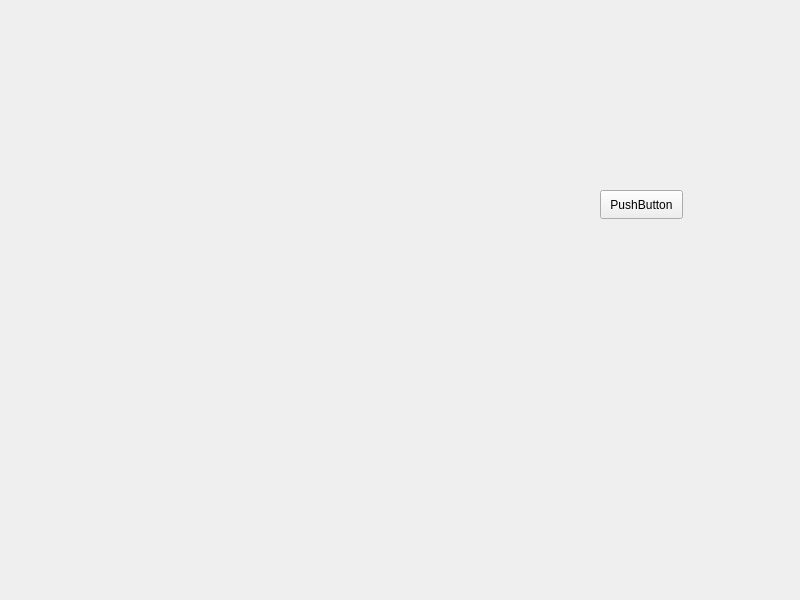
Qt form TP1/window.ui (ChristianHasbani/Communication_Sans_Fil_TP) before a commit.
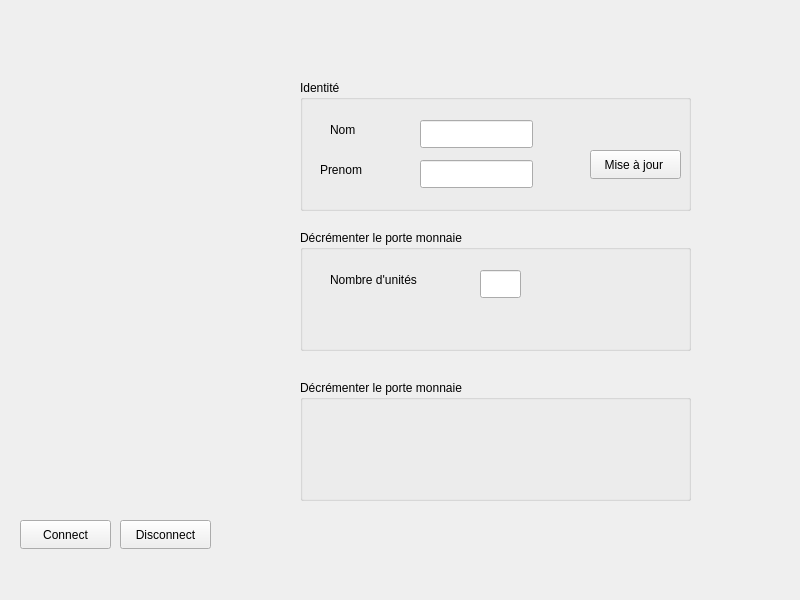
The same form after that commit.

What changed in the file:
```diff
--- a/TP1/window.ui
+++ b/TP1/window.ui
@@ -13,17 +13,173 @@
   <property name="windowTitle">
    <string>Window</string>
   </property>
-  <widget class="QPushButton" name="pushButton">
+  <widget class="QGroupBox" name="groupBox">
    <property name="geometry">
     <rect>
-     <x>600</x>
-     <y>190</y>
-     <width>83</width>
+     <x>300</x>
+     <y>80</y>
+     <width>391</width>
+     <height>131</height>
+    </rect>
+   </property>
+   <property name="title">
+    <string>Identité</string>
+   </property>
+   <widget class="QLabel" name="prenomLabel">
+    <property name="geometry">
+     <rect>
+      <x>20</x>
+      <y>80</y>
+      <width>51</width>
+      <height>20</height>
+     </rect>
+    </property>
+    <property name="text">
+     <string>Prenom</string>
+    </property>
+   </widget>
+   <widget class="QPushButton" name="updateButton">
+    <property name="geometry">
+     <rect>
+      <x>290</x>
+      <y>70</y>
+      <width>91</width>
+      <height>29</height>
+     </rect>
+    </property>
+    <property name="text">
+     <string>Mise à jour </string>
+    </property>
+   </widget>
+   <widget class="QLabel" name="nomlabel">
+    <property name="geometry">
+     <rect>
+      <x>30</x>
+      <y>40</y>
+      <width>41</width>
+      <height>20</height>
+     </rect>
+    </property>
+    <property name="text">
+     <string>Nom</string>
+    </property>
+   </widget>
+   <widget class="QLineEdit" name="nomText">
+    <property name="geometry">
+     <rect>
+      <x>120</x>
+      <y>40</y>
+      <width>113</width>
+      <height>28</height>
+     </rect>
+    </property>
+    <property name="readOnly">
+     <bool>true</bool>
+    </property>
+   </widget>
+   <widget class="QLineEdit" name="prenomText">
+    <property name="geometry">
+     <rect>
+      <x>120</x>
+      <y>80</y>
+      <width>113</width>
+      <height>28</height>
+     </rect>
+    </property>
+    <property name="readOnly">
+     <bool>true</bool>
+    </property>
+   </widget>
+  </widget>
+  <widget class="QGroupBox" name="groupBox_2">
+   <property name="geometry">
+    <rect>
+     <x>300</x>
+     <y>230</y>
+     <width>391</width>
+     <height>121</height>
+    </rect>
+   </property>
+   <property name="title">
+    <string>Décrémenter le porte monnaie</string>
+   </property>
+   <widget class="QLabel" name="nbunitsLabel">
+    <property name="geometry">
+     <rect>
+      <x>30</x>
+      <y>40</y>
+      <width>111</width>
+      <height>20</height>
+     </rect>
+    </property>
+    <property name="text">
+     <string>Nombre d'unités</string>
+    </property>
+   </widget>
+   <widget class="QLineEdit" name="prenomText_2">
+    <property name="geometry">
+     <rect>
+      <x>180</x>
+      <y>40</y>
+      <width>41</width>
+      <height>28</height>
+     </rect>
+    </property>
+    <property name="readOnly">
+     <bool>true</bool>
+    </property>
+   </widget>
+  </widget>
+  <widget class="QGroupBox" name="groupBox_3">
+   <property name="geometry">
+    <rect>
+     <x>300</x>
+     <y>380</y>
+     <width>391</width>
+     <height>121</height>
+    </rect>
+   </property>
+   <property name="title">
+    <string>Décrémenter le porte monnaie</string>
+   </property>
+  </widget>
+  <widget class="QPushButton" name="connectButton">
+   <property name="geometry">
+    <rect>
+     <x>20</x>
+     <y>520</y>
+     <width>91</width>
      <height>29</height>
     </rect>
    </property>
    <property name="text">
-    <string>PushButton</string>
+    <string>Connect</string>
+   </property>
+  </widget>
+  <widget class="QPushButton" name="disconnectButton">
+   <property name="geometry">
+    <rect>
+     <x>120</x>
+     <y>520</y>
+     <width>91</width>
+     <height>29</height>
+    </rect>
+   </property>
+   <property name="text">
+    <string>Disconnect</string>
+   </property>
+  </widget>
+  <widget class="QLabel" name="versionLabel">
+   <property name="geometry">
+    <rect>
+     <x>30</x>
+     <y>560</y>
+     <width>181</width>
+     <height>20</height>
+    </rect>
+   </property>
+   <property name="text">
+    <string/>
    </property>
   </widget>
  </widget>
```
Left out of the diff: 2 changed lines with no effect on the pictures.
